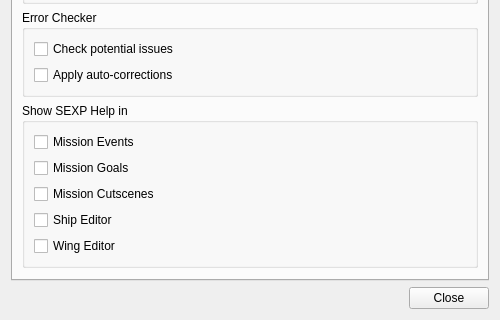
Old version of the form qtfred/ui/PreferencesDialog.ui in the repository scp-fs2open/fs2open.github.com; both pictures show x 0 to 500 and y 252 to 572 of the 500 by 572 pixel window.
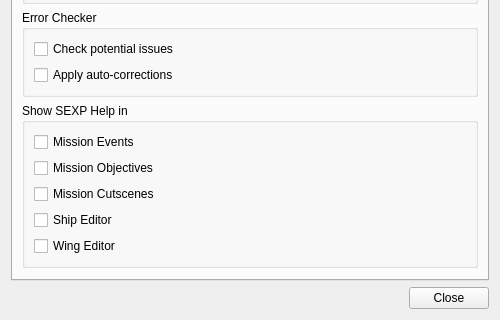
New version of the form.

Commit message: mission goals to mission objectives

What changed in the file:
```diff
--- a/qtfred/ui/PreferencesDialog.ui
+++ b/qtfred/ui/PreferencesDialog.ui
@@ -149,7 +149,7 @@
           <item>
            <widget class="QCheckBox" name="showSexpHelpMissionGoals">
             <property name="text">
-             <string>Mission Goals</string>
+             <string>Mission Objectives</string>
             </property>
            </widget>
           </item>
```
The commit also changes 20 other files.
